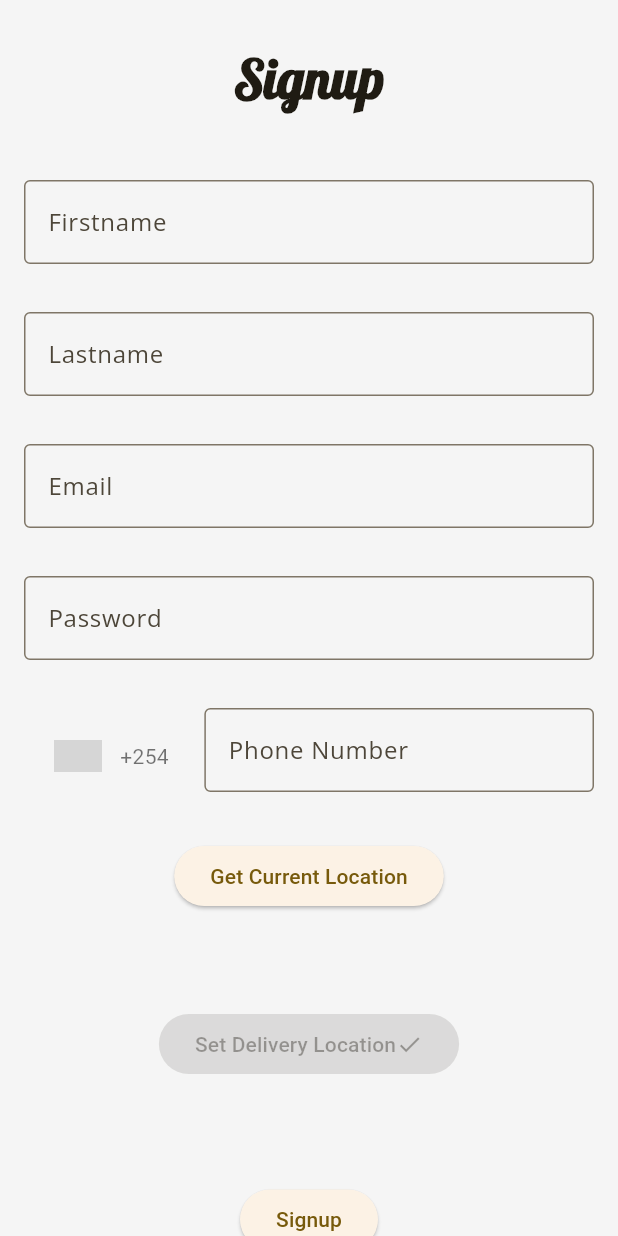
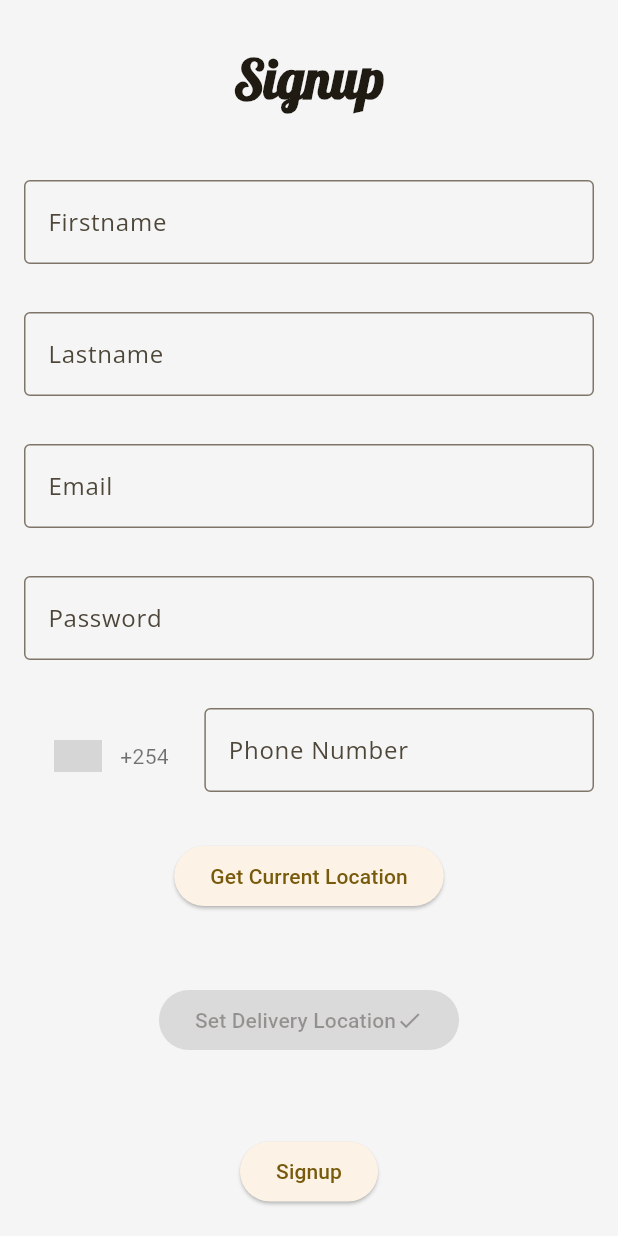
Before and after one commit to Buteya/likort, a Flutter app: the LikortSignup screen opened by its route, on a phone screen of 412 x 824 dp. Run offline on Flutter 3.47's test engine with Material 3 defaults, Android fonts, the phone set to English and light mode, and no system bars; drawn by our look-alikes of intl_phone_number_input; our stand-ins replace firebase_auth, firebase_core, flutter_rating_bar, geolocator, google_fonts, google_maps_flutter and 3 more; accounts and stored records are empty; grey boxes are pictures that could not be loaded.

Commit message:
ui changes

```diff
--- a/lib/auth/likortsignup.dart
+++ b/lib/auth/likortsignup.dart
@@ -157,18 +157,24 @@ class _LikortSignupState extends State<LikortSignup> {
               created: DateTime.now(),
             ));
           } catch (e) {
+            if(context.mounted){
               ScaffoldMessenger.of(context).showSnackBar(
                 SnackBar(
                   content: Text('$e'),
                 ),
               );
+            }
+
             print('Error: $e');
           }
           setState(() {
             _selected = true;
           });
           //once added navigating user to login
+          if(context.mounted){
             Navigator.of(context).pushNamed('/likortlogin');
+          }
+
         } else {
           setState(() {
             _selected = false;
@@ -434,7 +440,7 @@ class _LikortSignupState extends State<LikortSignup> {
                               child: SizedBox(
                                 height: _selectedMarker == null
                                     ? 0
-                                    : MediaQuery.of(context).size.height * .59,
+                                    : _showHint?MediaQuery.of(context).size.height * .61:MediaQuery.of(context).size.height * .44,
                                 child: _currentPosition != null
                                     ? Column(
                                         mainAxisSize: MainAxisSize.min,
@@ -505,8 +511,11 @@ class _LikortSignupState extends State<LikortSignup> {
                                                 ),
                                               ),
                                             ),
-                                          const SizedBox(
-                                            height: 20,
+                                           SizedBox(
+                                            height: MediaQuery.of(context)
+                                                .size
+                                                .height *
+                                                0.01,
                                           ),
                                           SizedBox(
                                             height: MediaQuery.of(context)
@@ -546,9 +555,7 @@ class _LikortSignupState extends State<LikortSignup> {
                                       ),
                               ),
                             ),
-                            Padding(
-                              padding: const EdgeInsets.all(16.0),
-                              child: ElevatedButton(
+                          ElevatedButton(
                                 onPressed: _selectedMarker != null
                                     ? () {
                                         setState(() {
@@ -577,7 +584,7 @@ class _LikortSignupState extends State<LikortSignup> {
                                   ],
                                 ),
                               ),
-                            ),
+
                             _selected == false
                                 ? Text(
                                     'Delivery location not selected',
--- a/lib/main.dart
+++ b/lib/main.dart
@@ -210,10 +210,9 @@ class _MyAppState extends State<MyApp> {
           _saveThemeMode('system');
           break;
         case ThemeMode.system:
-        // default:
-        //   _themeMode = ThemeMode.light;
-        //   _saveThemeMode('light');
-        //   break;
+        _themeMode = ThemeMode.light;
+          _saveThemeMode('light');
+          break;
       }
     });
   }
```
Lines whose indentation alone changed are shown as unchanged.
